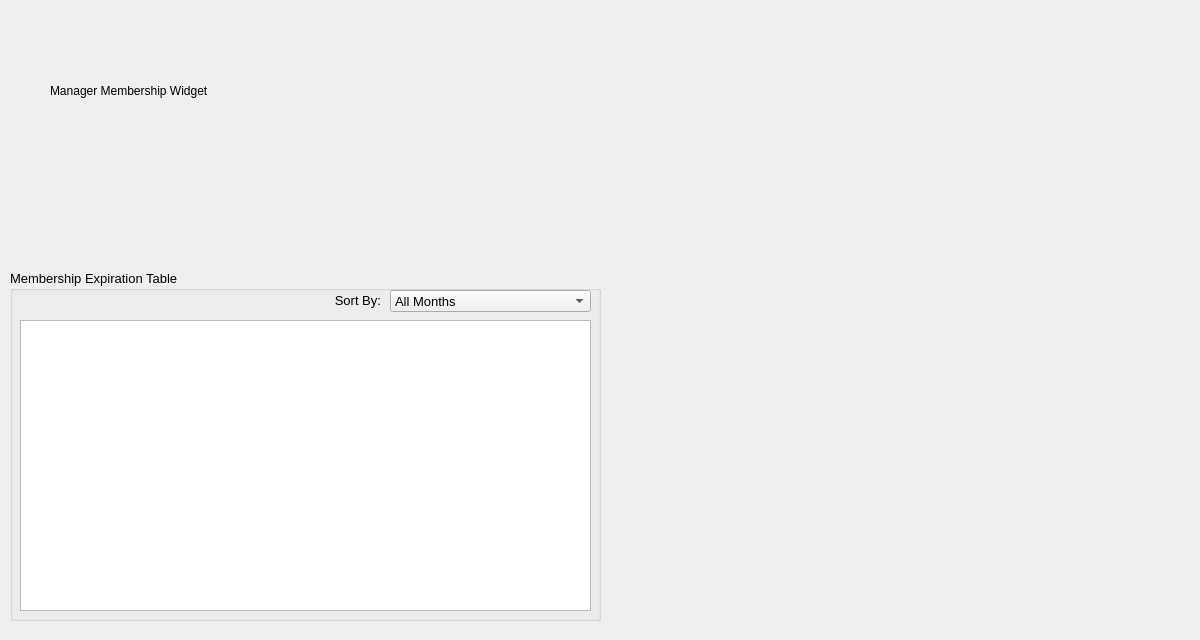
Above: BulkClub/managermembership.ui from JShinozuka/Project2 before the change. Below: the same form after it.
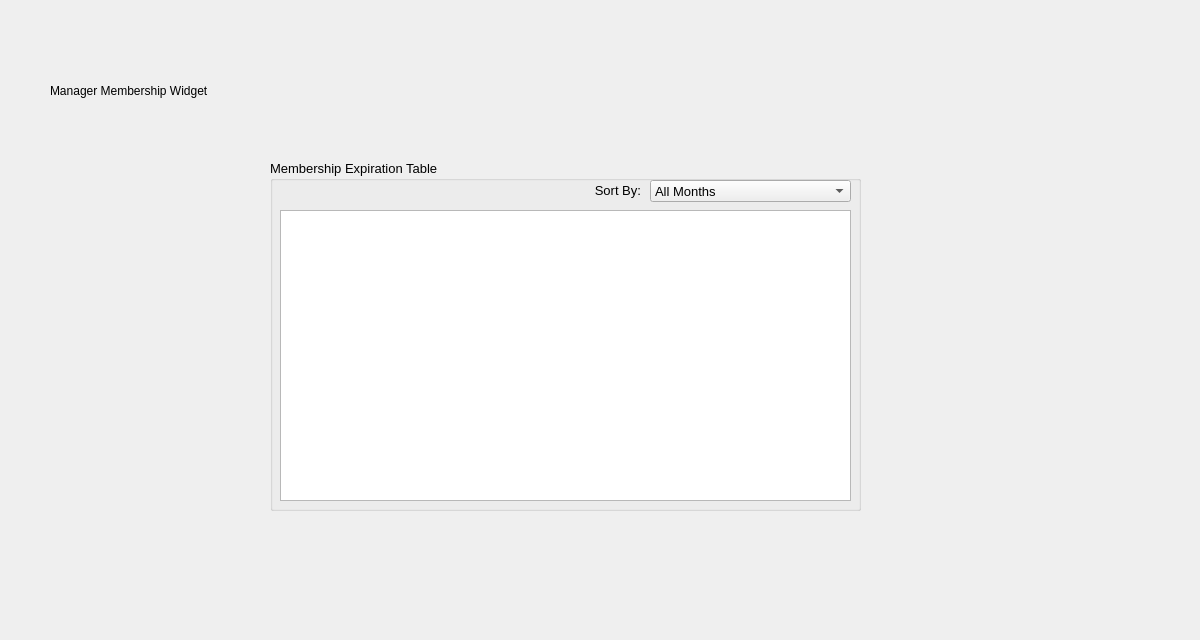
That is the form after the change.

The edit to the form file:
```diff
--- a/BulkClub/managermembership.ui
+++ b/BulkClub/managermembership.ui
@@ -47,8 +47,8 @@
   <widget class="QGroupBox" name="membershipExpirationGroup">
    <property name="geometry">
     <rect>
-     <x>10</x>
-     <y>270</y>
+     <x>270</x>
+     <y>160</y>
      <width>591</width>
      <height>351</height>
     </rect>
```
